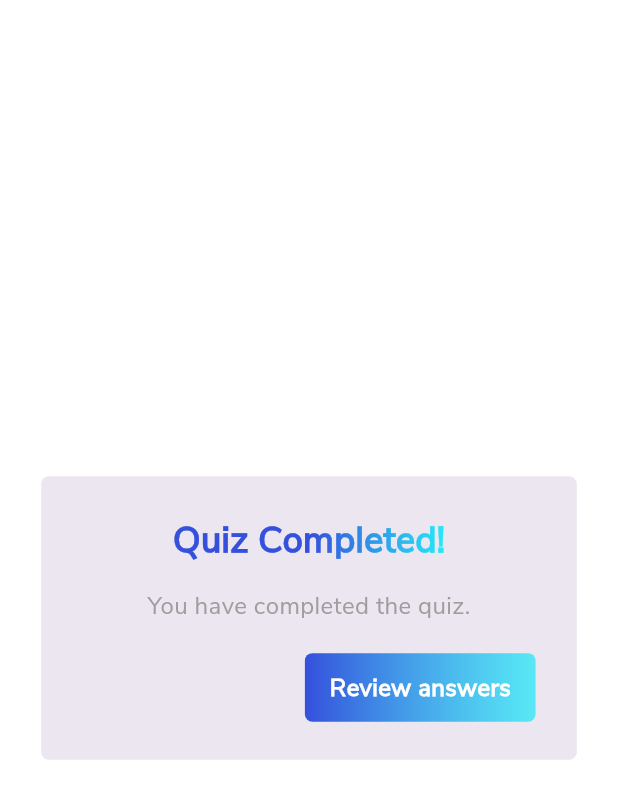
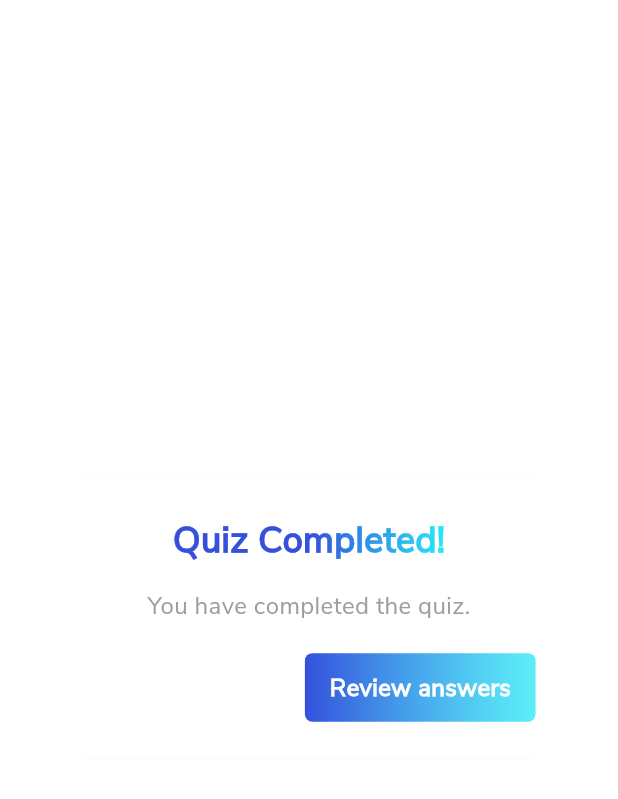
Before and after one commit to s0urav-hald3r/PDD-KZ, a Flutter app: the QuizCompletionDialog widget shown alone on an empty page, opened directly, on a phone screen of 412 x 824 dp. Shown: the top 799 px of the screen. Run offline on Flutter 3.47's test engine with Material 3 defaults, Android fonts, the light colour scheme and no system bars; drawn by our look-alikes of simple_gradient_text; our stand-ins replace cached_network_image, flutter_svg, freezed_annotation, get, get_storage, page_transition and 2 more; accounts and stored records are empty; generated files the repository leaves out were written again; network calls fail.

Commit message:
feat(quiz): add quiz submission dialog and enhance question interaction
- Introduce QuizSubmitted dialog to inform users when a quiz is submitted
- Update Question component to show modal bottom sheet only if the quiz is submitted
- Refactor layout in QuizCompletionDialog for improved aesthetics and consistency

```diff
--- a/lib/components/question.dart
+++ b/lib/components/question.dart
@@ -131,6 +131,8 @@ class Question extends StatelessWidget {
                 controller.praciceSets[controller.currentIndex].isSubmitted,
             child: InkWell(
               onTap: () {
+                if (controller
+                    .praciceSets[controller.currentIndex].isSubmitted) {
                   showModalBottomSheet(
                       context: context,
                       builder: (_) {
@@ -163,7 +165,8 @@ class Question extends StatelessWidget {
                                 ),
                                 SizedBox(height: 10.h),
                                 Text(
-                                controller.praciceSets[controller.currentIndex]
+                                  controller
+                                      .praciceSets[controller.currentIndex]
                                       .explanation,
                                   style: const TextStyle(
                                     fontWeight: FontWeight.w400,
@@ -174,6 +177,7 @@ class Question extends StatelessWidget {
                               ]),
                         );
                       });
+                }
               },
               child: Container(
                 height: 74.h,
--- a/lib/components/quiz_completion_dialog.dart
+++ b/lib/components/quiz_completion_dialog.dart
@@ -12,10 +12,11 @@ class QuizCompletionDialog extends StatelessWidget {
   Widget build(BuildContext context) {
     return Dialog(
       insetPadding: EdgeInsets.symmetric(horizontal: 25.w),
-      shape: RoundedRectangleBorder(
-        borderRadius: BorderRadius.circular(5),
-      ),
       child: Container(
+        decoration: BoxDecoration(
+          color: whiteColor,
+          borderRadius: BorderRadius.circular(15),
+        ),
         width: MediaQuery.of(context).size.width,
         padding: EdgeInsets.symmetric(vertical: 25.h, horizontal: 25.w),
         child: Column(mainAxisSize: MainAxisSize.min, children: [
```
Also changed, not shown: lib/components/quiz_submitted.dart (added, +42 -0 lines), lib/controllers/practice_controller.dart (+8 -1 lines). Lines whose indentation alone changed are shown as unchanged.
